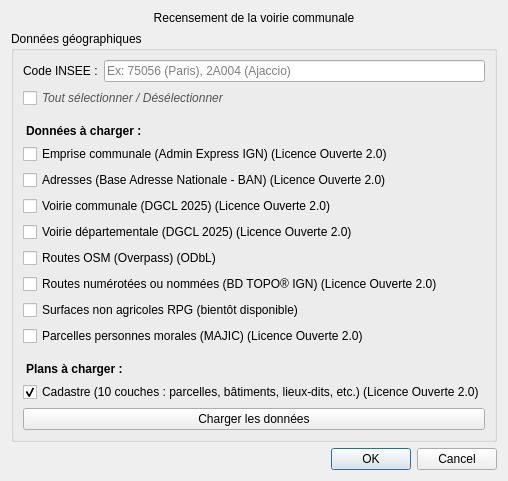
This is chemins_ruraux_dialog_base.ui in Cliath/voirie_communale as Qt 5 draws it before an edit. The edited form follows.
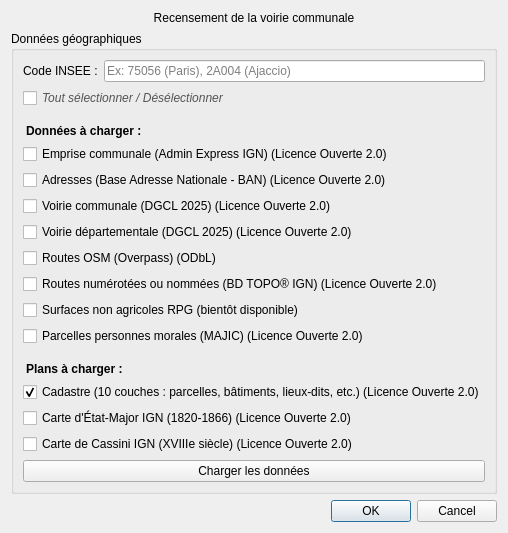
This is the edited form.

Patch:
```diff
--- a/chemins_ruraux_dialog_base.ui
+++ b/chemins_ruraux_dialog_base.ui
@@ -171,6 +171,26 @@
         </property>
        </widget>
       </item>
+      <item>
+       <widget class="QCheckBox" name="chkScanEtatMajor">
+        <property name="text">
+         <string>Carte d'État-Major IGN (1820-1866) (Licence Ouverte 2.0)</string>
+        </property>
+        <property name="toolTip">
+         <string>Charge le scan de la carte d'État-Major (relevés entre 1820 et 1866) depuis la Géoplateforme IGN</string>
+        </property>
+       </widget>
+      </item>
+      <item>
+       <widget class="QCheckBox" name="chkScanCassini">
+        <property name="text">
+         <string>Carte de Cassini IGN (XVIIIe siècle) (Licence Ouverte 2.0)</string>
+        </property>
+        <property name="toolTip">
+         <string>Charge le scan de la carte de Cassini (première carte de France au 1/86400e, XVIIIe siècle) depuis la Géoplateforme IGN</string>
+        </property>
+       </widget>
+      </item>
       <item>
        <widget class="QPushButton" name="btnLoadCadastre">
         <property name="text">
```
